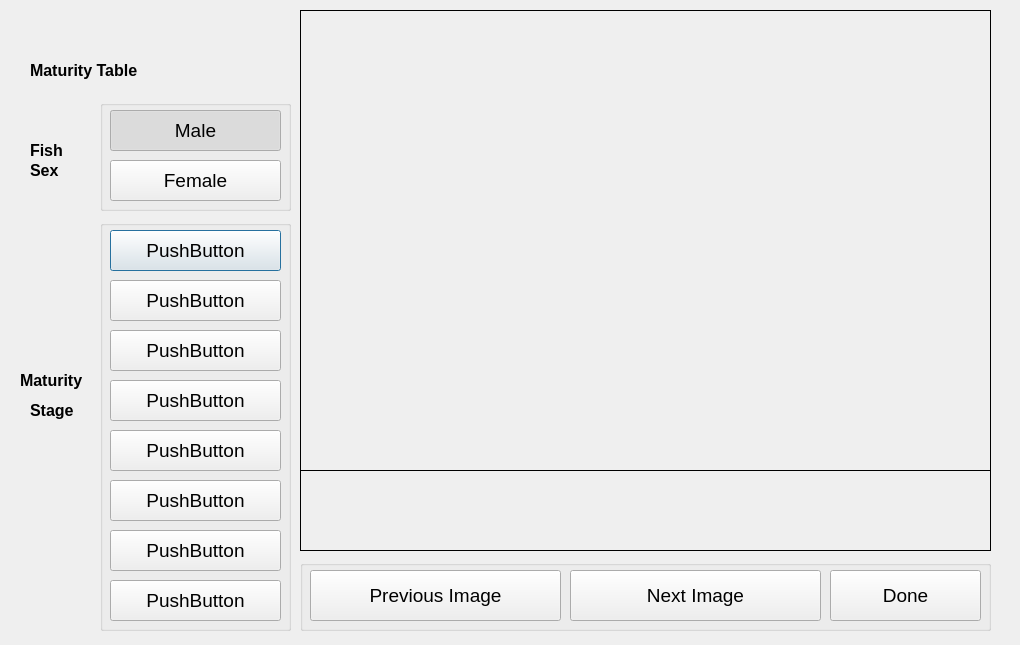
First picture: the form in ui/MatGuide.ui, repository guyuhong/CLAMS, before the edit.
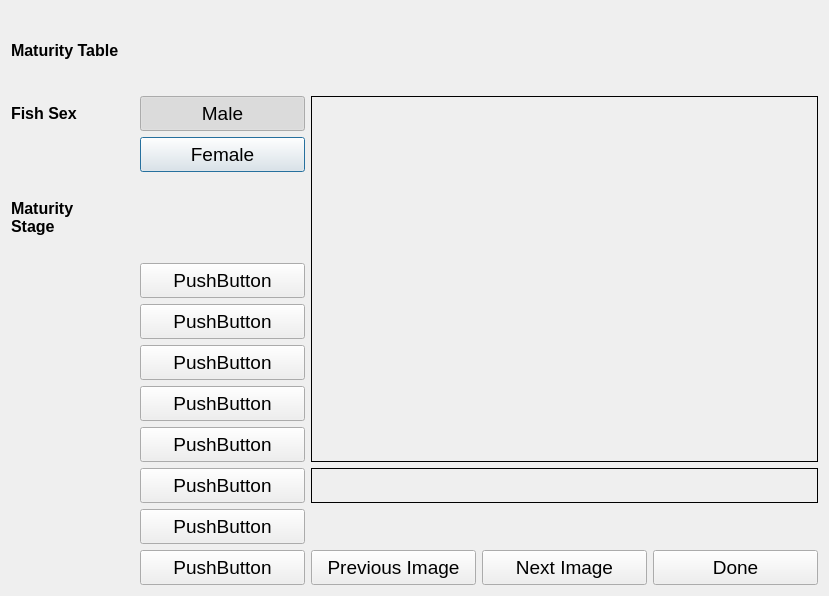
Second picture: the form after the edit.

What changed in the file:
```diff
--- a/ui/MatGuide.ui
+++ b/ui/MatGuide.ui
@@ -1,550 +1,405 @@
 <ui version="4.0" >
  <class>matGuide</class>
- <widget class="QDialog" name="matGuide" >
-  <property name="geometry" >
+ <widget class="QDialog" name="matGuide">
+  <property name="geometry">
    <rect>
     <x>0</x>
     <y>0</y>
-    <width>1020</width>
-    <height>645</height>
+    <width>829</width>
+    <height>596</height>
    </rect>
   </property>
   <property name="windowTitle" >
    <string>Maturity Guide</string>
   </property>
-  <widget class="QGroupBox" name="groupBox" >
-   <property name="geometry" >
-    <rect>
-     <x>100</x>
-     <y>220</y>
-     <width>191</width>
-     <height>411</height>
-    </rect>
-   </property>
-   <property name="title" >
-    <string/>
-   </property>
-   <widget class="QPushButton" name="mat1Btn" >
-    <property name="geometry" >
-     <rect>
-      <x>10</x>
-      <y>10</y>
-      <width>171</width>
-      <height>41</height>
-     </rect>
-    </property>
-    <property name="font" >
-     <font>
-      <pointsize>14</pointsize>
-     </font>
-    </property>
-    <property name="text" >
-     <string>PushButton</string>
-    </property>
-    <property name="checkable" >
-     <bool>true</bool>
-    </property>
-    <property name="autoExclusive" >
-     <bool>true</bool>
-    </property>
-   </widget>
-   <widget class="QPushButton" name="mat2Btn" >
-    <property name="geometry" >
-     <rect>
-      <x>10</x>
-      <y>60</y>
-      <width>171</width>
-      <height>41</height>
-     </rect>
-    </property>
-    <property name="font" >
-     <font>
-      <pointsize>14</pointsize>
-     </font>
-    </property>
-    <property name="text" >
-     <string>PushButton</string>
-    </property>
-    <property name="checkable" >
-     <bool>true</bool>
-    </property>
-    <property name="autoExclusive" >
-     <bool>true</bool>
-    </property>
-   </widget>
-   <widget class="QPushButton" name="mat3Btn" >
-    <property name="geometry" >
-     <rect>
-      <x>10</x>
-      <y>110</y>
-      <width>171</width>
-      <height>41</height>
-     </rect>
-    </property>
-    <property name="font" >
-     <font>
-      <pointsize>14</pointsize>
-     </font>
-    </property>
-    <property name="text" >
-     <string>PushButton</string>
-    </property>
-    <property name="checkable" >
-     <bool>true</bool>
-    </property>
-    <property name="autoExclusive" >
-     <bool>true</bool>
-    </property>
-   </widget>
-   <widget class="QPushButton" name="mat4Btn" >
-    <property name="geometry" >
-     <rect>
-      <x>10</x>
-      <y>160</y>
-      <width>171</width>
-      <height>41</height>
-     </rect>
-    </property>
-    <property name="font" >
-     <font>
-      <pointsize>14</pointsize>
-     </font>
-    </property>
-    <property name="text" >
-     <string>PushButton</string>
-    </property>
-    <property name="checkable" >
-     <bool>true</bool>
-    </property>
-    <property name="autoExclusive" >
-     <bool>true</bool>
-    </property>
-   </widget>
-   <widget class="QPushButton" name="mat8Btn" >
-    <property name="geometry" >
-     <rect>
-      <x>10</x>
-      <y>360</y>
-      <width>171</width>
-      <height>41</height>
-     </rect>
-    </property>
-    <property name="font" >
-     <font>
-      <pointsize>14</pointsize>
-     </font>
-    </property>
-    <property name="text" >
-     <string>PushButton</string>
-    </property>
-    <property name="checkable" >
-     <bool>true</bool>
-    </property>
-    <property name="autoExclusive" >
-     <bool>true</bool>
-    </property>
-   </widget>
-   <widget class="QPushButton" name="mat7Btn" >
-    <property name="geometry" >
-     <rect>
-      <x>10</x>
-      <y>310</y>
-      <width>171</width>
-      <height>41</height>
-     </rect>
-    </property>
-    <property name="font" >
-     <font>
-      <pointsize>14</pointsize>
-     </font>
-    </property>
-    <property name="text" >
-     <string>PushButton</string>
-    </property>
-    <property name="checkable" >
-     <bool>true</bool>
-    </property>
-    <property name="autoExclusive" >
-     <bool>true</bool>
-    </property>
-   </widget>
-   <widget class="QPushButton" name="mat6Btn" >
-    <property name="geometry" >
-     <rect>
-      <x>10</x>
-      <y>260</y>
-      <width>171</width>
-      <height>41</height>
-     </rect>
-    </property>
-    <property name="font" >
-     <font>
-      <pointsize>14</pointsize>
-     </font>
-    </property>
-    <property name="text" >
-     <string>PushButton</string>
-    </property>
-    <property name="checkable" >
-     <bool>true</bool>
-    </property>
-    <property name="autoExclusive" >
-     <bool>true</bool>
-    </property>
-   </widget>
-   <widget class="QPushButton" name="mat5Btn" >
-    <property name="geometry" >
-     <rect>
-      <x>10</x>
-      <y>210</y>
-      <width>171</width>
-      <height>41</height>
-     </rect>
-    </property>
-    <property name="font" >
-     <font>
-      <pointsize>14</pointsize>
-     </font>
-    </property>
-    <property name="text" >
-     <string>PushButton</string>
-    </property>
-    <property name="checkable" >
-     <bool>true</bool>
-    </property>
-    <property name="autoExclusive" >
-     <bool>true</bool>
-    </property>
-   </widget>
-  </widget>
-  <widget class="QGroupBox" name="groupBox_2" >
-   <property name="geometry" >
-    <rect>
-     <x>100</x>
-     <y>100</y>
-     <width>191</width>
-     <height>111</height>
-    </rect>
-   </property>
-   <property name="title" >
-    <string/>
-   </property>
-   <widget class="QPushButton" name="femaleBtn" >
-    <property name="geometry" >
-     <rect>
-      <x>10</x>
-      <y>60</y>
-      <width>171</width>
-      <height>41</height>
-     </rect>
-    </property>
-    <property name="font" >
-     <font>
-      <pointsize>14</pointsize>
-     </font>
-    </property>
-    <property name="text" >
-     <string>Female</string>
-    </property>
-    <property name="checkable" >
-     <bool>true</bool>
-    </property>
-    <property name="autoExclusive" >
-     <bool>true</bool>
-    </property>
-   </widget>
-   <widget class="QPushButton" name="maleBtn" >
-    <property name="geometry" >
-     <rect>
-      <x>10</x>
-      <y>10</y>
-      <width>171</width>
-      <height>41</height>
-     </rect>
-    </property>
-    <property name="font" >
-     <font>
-      <pointsize>14</pointsize>
-     </font>
-    </property>
-    <property name="text" >
-     <string>Male</string>
-    </property>
-    <property name="checkable" >
-     <bool>true</bool>
-    </property>
-    <property name="checked" >
-     <bool>true</bool>
-    </property>
-    <property name="autoExclusive" >
-     <bool>true</bool>
-    </property>
-   </widget>
-  </widget>
-  <widget class="QLabel" name="picLabel" >
-   <property name="geometry" >
-    <rect>
-     <x>300</x>
-     <y>10</y>
-     <width>691</width>
-     <height>461</height>
-    </rect>
-   </property>
-   <property name="autoFillBackground" >
-    <bool>true</bool>
-   </property>
-   <property name="frameShape" >
-    <enum>QFrame::Box</enum>
-   </property>
-   <property name="text" >
-    <string/>
-   </property>
-  </widget>
-  <widget class="QLabel" name="descLabel" >
-   <property name="geometry" >
-    <rect>
-     <x>300</x>
-     <y>470</y>
-     <width>691</width>
-     <height>81</height>
-    </rect>
-   </property>
-   <property name="font" >
-    <font>
-     <pointsize>12</pointsize>
-     <weight>75</weight>
-     <bold>true</bold>
-    </font>
-   </property>
-   <property name="autoFillBackground" >
-    <bool>true</bool>
-   </property>
-   <property name="frameShape" >
-    <enum>QFrame::Box</enum>
-   </property>
-   <property name="text" >
-    <string/>
-   </property>
-   <property name="wordWrap" >
-    <bool>true</bool>
-   </property>
-  </widget>
-  <widget class="QGroupBox" name="groupBox_3" >
-   <property name="geometry" >
-    <rect>
-     <x>300</x>
-     <y>560</y>
-     <width>691</width>
-     <height>71</height>
-    </rect>
-   </property>
-   <property name="title" >
-    <string/>
-   </property>
-   <widget class="QPushButton" name="exitBtn" >
-    <property name="geometry" >
-     <rect>
-      <x>530</x>
-      <y>10</y>
-      <width>151</width>
-      <height>51</height>
-     </rect>
-    </property>
-    <property name="font" >
-     <font>
-      <pointsize>14</pointsize>
-     </font>
-    </property>
-    <property name="text" >
-     <string>Done</string>
-    </property>
-   </widget>
-   <widget class="QPushButton" name="nextBtn" >
-    <property name="geometry" >
-     <rect>
-      <x>270</x>
-      <y>10</y>
-      <width>251</width>
-      <height>51</height>
-     </rect>
-    </property>
-    <property name="font" >
-     <font>
-      <pointsize>14</pointsize>
-     </font>
-    </property>
-    <property name="text" >
-     <string>Next Image</string>
-    </property>
-   </widget>
-   <widget class="QPushButton" name="prevBtn" >
-    <property name="geometry" >
-     <rect>
-      <x>10</x>
-      <y>10</y>
-      <width>251</width>
-      <height>51</height>
-     </rect>
-    </property>
-    <property name="font" >
-     <font>
-      <pointsize>14</pointsize>
-     </font>
-    </property>
-    <property name="text" >
-     <string>Previous Image</string>
-    </property>
-   </widget>
-  </widget>
-  <widget class="QLabel" name="spcLabel" >
-   <property name="geometry" >
-    <rect>
-     <x>20</x>
-     <y>10</y>
-     <width>251</width>
-     <height>31</height>
-    </rect>
-   </property>
-   <property name="font" >
-    <font>
-     <pointsize>14</pointsize>
-     <weight>75</weight>
-     <bold>true</bold>
-    </font>
-   </property>
-   <property name="autoFillBackground" >
-    <bool>true</bool>
-   </property>
-   <property name="text" >
-    <string/>
-   </property>
-  </widget>
-  <widget class="QLabel" name="matTabLabel" >
-   <property name="geometry" >
-    <rect>
-     <x>190</x>
-     <y>50</y>
-     <width>51</width>
-     <height>41</height>
-    </rect>
-   </property>
-   <property name="font" >
-    <font>
-     <pointsize>14</pointsize>
-     <weight>75</weight>
-     <bold>true</bold>
-    </font>
-   </property>
-   <property name="acceptDrops" >
-    <bool>true</bool>
-   </property>
-   <property name="autoFillBackground" >
-    <bool>true</bool>
-   </property>
-   <property name="text" >
-    <string/>
-   </property>
-  </widget>
-  <widget class="QLabel" name="label_6" >
-   <property name="geometry" >
-    <rect>
-     <x>20</x>
-     <y>370</y>
-     <width>69</width>
-     <height>21</height>
-    </rect>
-   </property>
-   <property name="font" >
-    <font>
-     <pointsize>12</pointsize>
-     <weight>75</weight>
-     <bold>true</bold>
-    </font>
-   </property>
-   <property name="text" >
-    <string>Maturity</string>
-   </property>
-  </widget>
-  <widget class="QLabel" name="label_5" >
-   <property name="geometry" >
-    <rect>
-     <x>30</x>
-     <y>400</y>
-     <width>51</width>
-     <height>21</height>
-    </rect>
-   </property>
-   <property name="font" >
-    <font>
-     <pointsize>12</pointsize>
-     <weight>75</weight>
-     <bold>true</bold>
-    </font>
-   </property>
-   <property name="text" >
-    <string>Stage</string>
-   </property>
-  </widget>
-  <widget class="QLabel" name="label_2" >
-   <property name="geometry" >
-    <rect>
-     <x>30</x>
-     <y>140</y>
-     <width>41</width>
-     <height>21</height>
-    </rect>
-   </property>
-   <property name="font" >
-    <font>
-     <pointsize>12</pointsize>
-     <weight>75</weight>
-     <bold>true</bold>
-    </font>
-   </property>
-   <property name="text" >
-    <string>Fish</string>
-   </property>
-  </widget>
-  <widget class="QLabel" name="label_4" >
-   <property name="geometry" >
-    <rect>
-     <x>30</x>
-     <y>160</y>
-     <width>41</width>
-     <height>21</height>
-    </rect>
-   </property>
-   <property name="font" >
-    <font>
-     <pointsize>12</pointsize>
-     <weight>75</weight>
-     <bold>true</bold>
-    </font>
-   </property>
-   <property name="text" >
-    <string>Sex</string>
-   </property>
-  </widget>
-  <widget class="QLabel" name="label" >
-   <property name="geometry" >
-    <rect>
-     <x>30</x>
-     <y>60</y>
-     <width>141</width>
-     <height>21</height>
-    </rect>
-   </property>
-   <property name="font" >
-    <font>
-     <pointsize>12</pointsize>
-     <weight>75</weight>
-     <bold>true</bold>
-    </font>
-   </property>
-   <property name="text" >
-    <string>Maturity Table </string>
-   </property>
-  </widget>
+  <layout class="QVBoxLayout" name="verticalLayout">
+   <item>
+    <layout class="QGridLayout" name="gridLayout_2">
+     <item row="3" column="1">
+      <widget class="QPushButton" name="femaleBtn">
+       <property name="minimumSize">
+        <size>
+         <width>165</width>
+         <height>35</height>
+        </size>
+       </property>
+       <property name="font">
+        <font>
+         <pointsize>14</pointsize>
+        </font>
+       </property>
+       <property name="text">
+        <string>Female</string>
+       </property>
+       <property name="checkable">
+        <bool>true</bool>
+       </property>
+       <property name="autoExclusive">
+        <bool>true</bool>
+       </property>
+      </widget>
+     </item>
+     <item row="1" column="0">
+      <widget class="QLabel" name="label">
+       <property name="maximumSize">
+        <size>
+         <width>16777215</width>
+         <height>160</height>
+        </size>
+       </property>
+       <property name="font">
+        <font>
+         <pointsize>12</pointsize>
+         <weight>75</weight>
+         <bold>true</bold>
+        </font>
+       </property>
+       <property name="text">
+        <string>Maturity Table </string>
+       </property>
+      </widget>
+     </item>
+     <item row="8" column="1">
+      <widget class="QPushButton" name="mat4Btn">
+       <property name="minimumSize">
+        <size>
+         <width>165</width>
+         <height>35</height>
+        </size>
+       </property>
+       <property name="font">
+        <font>
+         <pointsize>14</pointsize>
+        </font>
+       </property>
+       <property name="text">
+        <string>PushButton</string>
+       </property>
+       <property name="checkable">
+        <bool>true</bool>
+       </property>
+       <property name="autoExclusive">
+        <bool>true</bool>
+       </property>
+      </widget>
+     </item>
+     <item row="10" column="2" colspan="3">
+      <widget class="QLabel" name="descLabel">
+       <property name="font">
+        <font>
+         <pointsize>12</pointsize>
+         <weight>75</weight>
+         <bold>true</bold>
+        </font>
+       </property>
+       <property name="autoFillBackground">
+        <bool>true</bool>
+       </property>
+       <property name="frameShape">
+        <enum>QFrame::Box</enum>
+       </property>
+       <property name="text">
+        <string/>
+       </property>
+       <property name="wordWrap">
+        <bool>true</bool>
+       </property>
+      </widget>
+     </item>
+     <item row="2" column="0">
+      <widget class="QLabel" name="label_2">
+       <property name="font">
+        <font>
+         <pointsize>12</pointsize>
+         <weight>75</weight>
+         <bold>true</bold>
+        </font>
+       </property>
+       <property name="text">
+        <string>Fish Sex</string>
+       </property>
+      </widget>
+     </item>
+     <item row="2" column="1">
+      <widget class="QPushButton" name="maleBtn">
+       <property name="minimumSize">
+        <size>
+         <width>165</width>
+         <height>35</height>
+        </size>
+       </property>
+       <property name="font">
+        <font>
+         <pointsize>14</pointsize>
+        </font>
+       </property>
+       <property name="text">
+        <string>Male</string>
+       </property>
+       <property name="checkable">
+        <bool>true</bool>
+       </property>
+       <property name="checked">
+        <bool>true</bool>
+       </property>
+       <property name="autoExclusive">
+        <bool>true</bool>
+       </property>
+      </widget>
+     </item>
+     <item row="4" column="0">
+      <widget class="QLabel" name="label_6">
+       <property name="font">
+        <font>
+         <pointsize>12</pointsize>
+         <weight>75</weight>
+         <bold>true</bold>
+        </font>
+       </property>
+       <property name="text">
+        <string>Maturity
+Stage</string>
+       </property>
+      </widget>
+     </item>
+     <item row="5" column="1">
+      <widget class="QPushButton" name="mat1Btn">
+       <property name="minimumSize">
+        <size>
+         <width>165</width>
+         <height>35</height>
+        </size>
+       </property>
+       <property name="font">
+        <font>
+         <pointsize>14</pointsize>
+        </font>
+       </property>
+       <property name="text">
+        <string>PushButton</string>
+       </property>
+       <property name="checkable">
+        <bool>true</bool>
+       </property>
+       <property name="autoExclusive">
+        <bool>true</bool>
+       </property>
+      </widget>
+     </item>
+     <item row="7" column="1">
+      <widget class="QPushButton" name="mat3Btn">
+       <property name="minimumSize">
+        <size>
+         <width>165</width>
+         <height>35</height>
+        </size>
+       </property>
+       <property name="font">
+        <font>
+         <pointsize>14</pointsize>
+        </font>
+       </property>
+       <property name="text">
+        <string>PushButton</string>
+       </property>
+       <property name="checkable">
+        <bool>true</bool>
+       </property>
+       <property name="autoExclusive">
+        <bool>true</bool>
+       </property>
+      </widget>
+     </item>
+     <item row="9" column="1">
+      <widget class="QPushButton" name="mat5Btn">
+       <property name="minimumSize">
+        <size>
+         <width>165</width>
+         <height>35</height>
+        </size>
+       </property>
+       <property name="font">
+        <font>
+         <pointsize>14</pointsize>
+        </font>
+       </property>
+       <property name="text">
+        <string>PushButton</string>
+       </property>
+       <property name="checkable">
+        <bool>true</bool>
+       </property>
+       <property name="autoExclusive">
+        <bool>true</bool>
+       </property>
+      </widget>
+     </item>
+     <item row="10" column="1">
+      <widget class="QPushButton" name="mat6Btn">
+       <property name="minimumSize">
+        <size>
+         <width>165</width>
+         <height>35</height>
+        </size>
+       </property>
+       <property name="font">
+        <font>
+         <pointsize>14</pointsize>
+        </font>
+       </property>
+       <property name="text">
+        <string>PushButton</string>
+       </property>
+       <property name="checkable">
+        <bool>true</bool>
+       </property>
+       <property name="autoExclusive">
+        <bool>true</bool>
+       </property>
+      </widget>
+     </item>
+     <item row="6" column="1">
+      <widget class="QPushButton" name="mat2Btn">
+       <property name="minimumSize">
+        <size>
+         <width>165</width>
+         <height>35</height>
+        </size>
+       </property>
+       <property name="font">
+        <font>
+         <pointsize>14</pointsize>
+        </font>
+       </property>
+       <property name="text">
+        <string>PushButton</string>
+       </property>
+       <property name="checkable">
+        <bool>true</bool>
+       </property>
+       <property name="autoExclusive">
+        <bool>true</bool>
+       </property>
+      </widget>
+     </item>
+     <item row="12" column="3">
+      <widget class="QPushButton" name="nextBtn">
+       <property name="minimumSize">
+        <size>
+         <width>165</width>
+         <height>35</height>
+        </size>
+       </property>
+       <property name="font">
+        <font>
+         <pointsize>14</pointsize>
+        </font>
+       </property>
+       <property name="text">
+        <string>Next Image</string>
+       </property>
+      </widget>
+     </item>
+     <item row="12" column="2">
+      <widget class="QPushButton" name="prevBtn">
+       <property name="minimumSize">
+        <size>
+         <width>165</width>
+         <height>35</height>
+        </size>
+       </property>
+       <property name="font">
+        <font>
+         <pointsize>14</pointsize>
+        </font>
+       </property>
+       <property name="text">
+        <string>Previous Image</string>
+       </property>
+      </widget>
+     </item>
+     <item row="12" column="1">
+      <widget class="QPushButton" name="mat8Btn">
+       <property name="minimumSize">
+        <size>
+         <width>165</width>
+         <height>35</height>
+        </size>
+       </property>
+       <property name="font">
+        <font>
+         <pointsize>14</pointsize>
+        </font>
+       </property>
+       <property name="text">
+        <string>PushButton</string>
+       </property>
+       <property name="checkable">
+        <bool>true</bool>
+       </property>
+       <property name="autoExclusive">
+        <bool>true</bool>
+       </property>
+      </widget>
+     </item>
+     <item row="12" column="4">
+      <widget class="QPushButton" name="exitBtn">
+       <property name="minimumSize">
+        <size>
+         <width>165</width>
+         <height>35</height>
+        </size>
+       </property>
+       <property name="font">
+        <font>
+         <pointsize>14</pointsize>
+        </font>
+       </property>
+       <property name="text">
+        <string>Done</string>
+       </property>
+      </widget>
+     </item>
+     <item row="11" column="1">
+      <widget class="QPushButton" name="mat7Btn">
+       <property name="minimumSize">
+        <size>
+         <width>165</width>
+         <height>35</height>
+        </size>
+       </property>
+       <property name="font">
+        <font>
+         <pointsize>14</pointsize>
+        </font>
+       </property>
+       <property name="text">
+        <string>PushButton</string>
+       </property>
+       <property name="checkable">
+        <bool>true</bool>
+       </property>
+       <property name="autoExclusive">
+        <bool>true</bool>
+       </property>
+      </widget>
+     </item>
+     <item row="2" column="2" rowspan="8" colspan="3">
+      <widget class="QLabel" name="picLabel">
+       <property name="autoFillBackground">
+        <bool>true</bool>
+       </property>
+       <property name="frameShape">
+        <enum>QFrame::Box</enum>
+       </property>
+       <property name="text">
+        <string/>
+       </property>
+      </widget>
+     </item>
+    </layout>
+   </item>
+  </layout>
  </widget>
  <resources/>
  <connections/>
```
Left out of the diff: 5 changed lines with no effect on the pictures.
